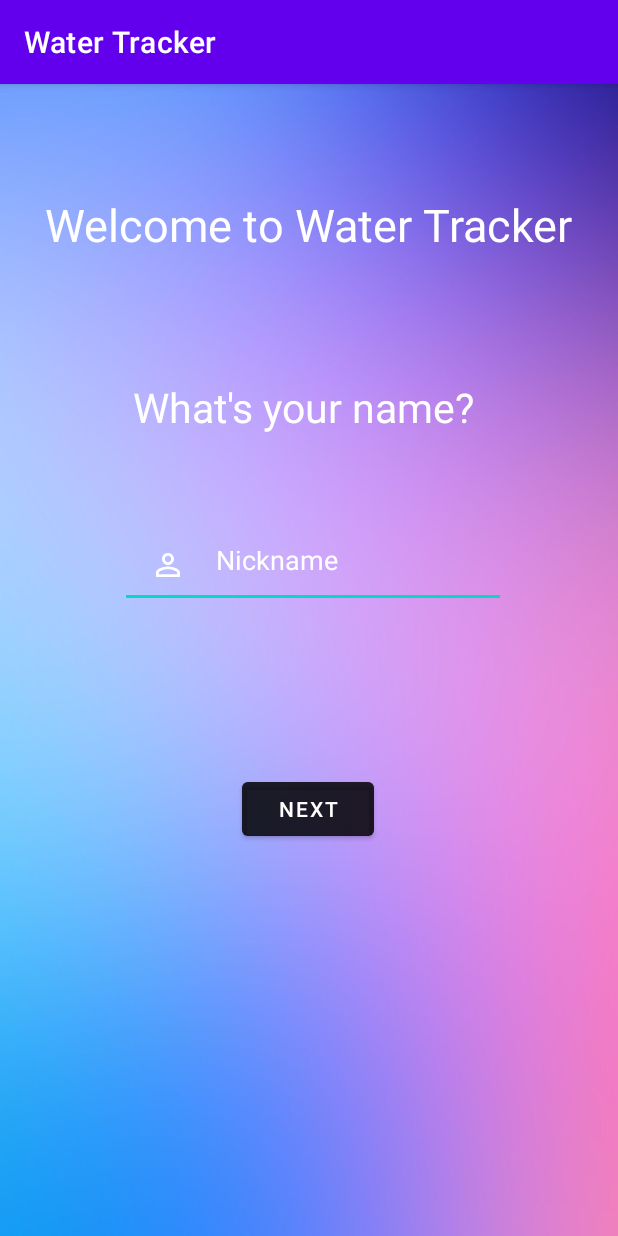
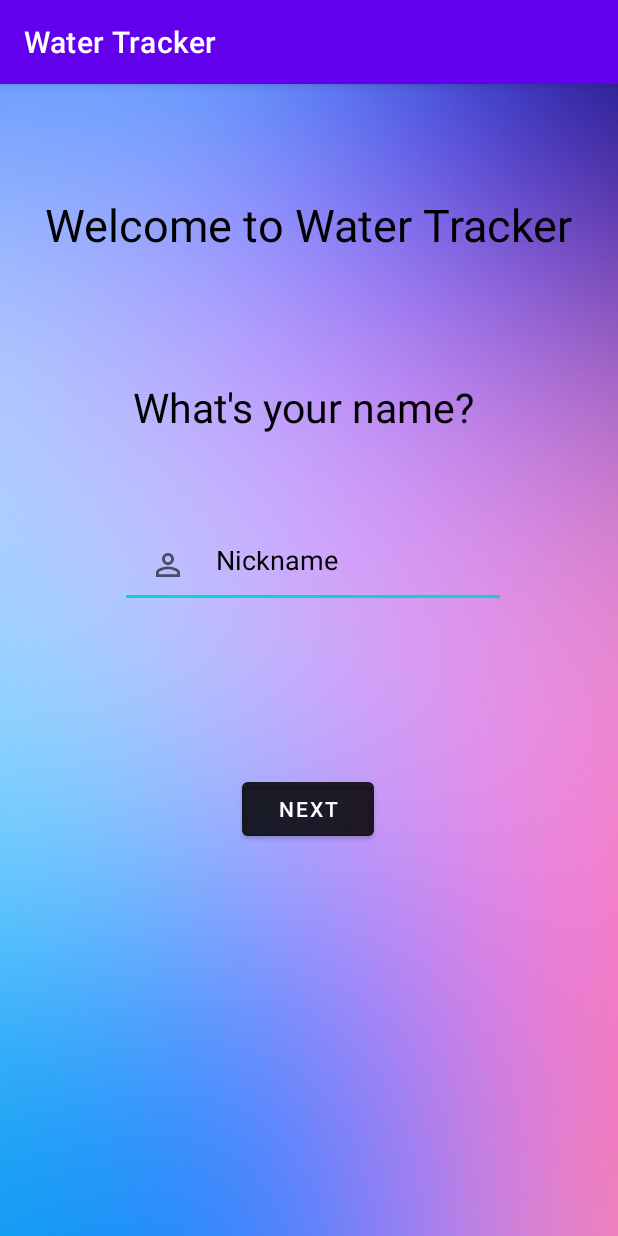
Before and after one commit to Hollow-hub/Water-Tracker, an Android app: the screen it shows after launch (MainActivity), on a phone screen of 412 x 824 dp. Run offline under Robolectric (Android 15) with nearby library versions, the light colour scheme and no system bars; 1 statement that could not run was skipped.

Commit message:
made a lot of things

```diff
--- a/app/build.gradle
+++ b/app/build.gradle
@@ -35,4 +35,5 @@ dependencies {
     testImplementation 'junit:junit:4.13.2'
     androidTestImplementation 'androidx.test.ext:junit:1.1.3'
     androidTestImplementation 'androidx.test.espresso:espresso-core:3.4.0'
+    implementation 'com.google.android.material:material:1.9.0'
 }
--- a/app/src/main/res/drawable/ic_baseline_person_outline_24.xml
+++ b/app/src/main/res/drawable/ic_baseline_person_outline_24.xml
@@ -1,5 +1,10 @@
-<vector android:height="24dp" android:tint="#FFFFFF"
-    android:viewportHeight="24" android:viewportWidth="24"
-    android:width="24dp" xmlns:android="http://schemas.android.com/apk/res/android">
-    <path android:fillColor="@android:color/white" android:pathData="M12,5.9c1.16,0 2.1,0.94 2.1,2.1s-0.94,2.1 -2.1,2.1S9.9,9.16 9.9,8s0.94,-2.1 2.1,-2.1m0,9c2.97,0 6.1,1.46 6.1,2.1v1.1L5.9,18.1L5.9,17c0,-0.64 3.13,-2.1 6.1,-2.1M12,4C9.79,4 8,5.79 8,8s1.79,4 4,4 4,-1.79 4,-4 -1.79,-4 -4,-4zM12,13c-2.67,0 -8,1.34 -8,4v3h16v-3c0,-2.66 -5.33,-4 -8,-4z"/>
+<vector xmlns:android="http://schemas.android.com/apk/res/android"
+    android:width="24dp"
+    android:height="24dp"
+    android:viewportWidth="24"
+    android:viewportHeight="24"
+    android:tint="?attr/colorControlNormal">
+  <path
+      android:fillColor="@android:color/white"
+      android:pathData="M12,5.9c1.16,0 2.1,0.94 2.1,2.1s-0.94,2.1 -2.1,2.1S9.9,9.16 9.9,8s0.94,-2.1 2.1,-2.1m0,9c2.97,0 6.1,1.46 6.1,2.1v1.1L5.9,18.1L5.9,17c0,-0.64 3.13,-2.1 6.1,-2.1M12,4C9.79,4 8,5.79 8,8s1.79,4 4,4 4,-1.79 4,-4 -1.79,-4 -4,-4zM12,13c-2.67,0 -8,1.34 -8,4v3h16v-3c0,-2.66 -5.33,-4 -8,-4z"/>
 </vector>
--- a/app/src/main/res/layout/activity_main.xml
+++ b/app/src/main/res/layout/activity_main.xml
@@ -27,7 +27,7 @@
         android:layout_height="53dp"
         android:gravity="center"
         android:text="What's your name?"
-        android:textColor="@color/white"
+        android:textColor="@color/black"
         android:textSize="27dp"
         android:textStyle="normal"
         app:layout_constraintBottom_toBottomOf="parent"
@@ -46,8 +46,8 @@
         android:drawablePadding="20dp"
         android:hint="Nickname"
         android:padding="20dp"
-        android:textColor="@color/white"
-        android:textColorHint="@color/white"
+        android:textColor="@color/black"
+        android:textColorHint="@color/black"
         app:layout_constraintBottom_toBottomOf="parent"
         app:layout_constraintEnd_toEndOf="parent"
         app:layout_constraintHorizontal_bias="0.519"
@@ -60,7 +60,7 @@
         android:layout_width="wrap_content"
         android:layout_height="wrap_content"
         android:text="Welcome to Water Tracker"
-        android:textColor="@color/white"
+        android:textColor="@color/black"
         android:textSize="30dp"
         app:layout_constraintBottom_toBottomOf="parent"
         app:layout_constraintEnd_toEndOf="parent"
--- /dev/null
+++ b/app/src/main/res/layout/home.xml
@@ -0,0 +1,6 @@
+<?xml version="1.0" encoding="utf-8"?>
+<androidx.constraintlayout.widget.ConstraintLayout xmlns:android="http://schemas.android.com/apk/res/android"
+    android:layout_width="match_parent"
+    android:layout_height="match_parent">
+
+</androidx.constraintlayout.widget.ConstraintLayout>
--- a/build.gradle
+++ b/build.gradle
@@ -4,6 +4,8 @@ plugins {
     id 'com.android.library' version '7.1.3' apply false
 }
 
+
+
 task clean(type: Delete) {
     delete rootProject.buildDir
 }
```
Also changed, not shown: app/src/main/java/com/example/watertracker/MainActivity2.java (+48 -1 lines), app/src/main/res/layout/activity_main2.xml (added, +110 -0 lines), app/src/main/res/drawable/background2.jpg (added), app/src/main/res/drawable/water.jpg (added).
